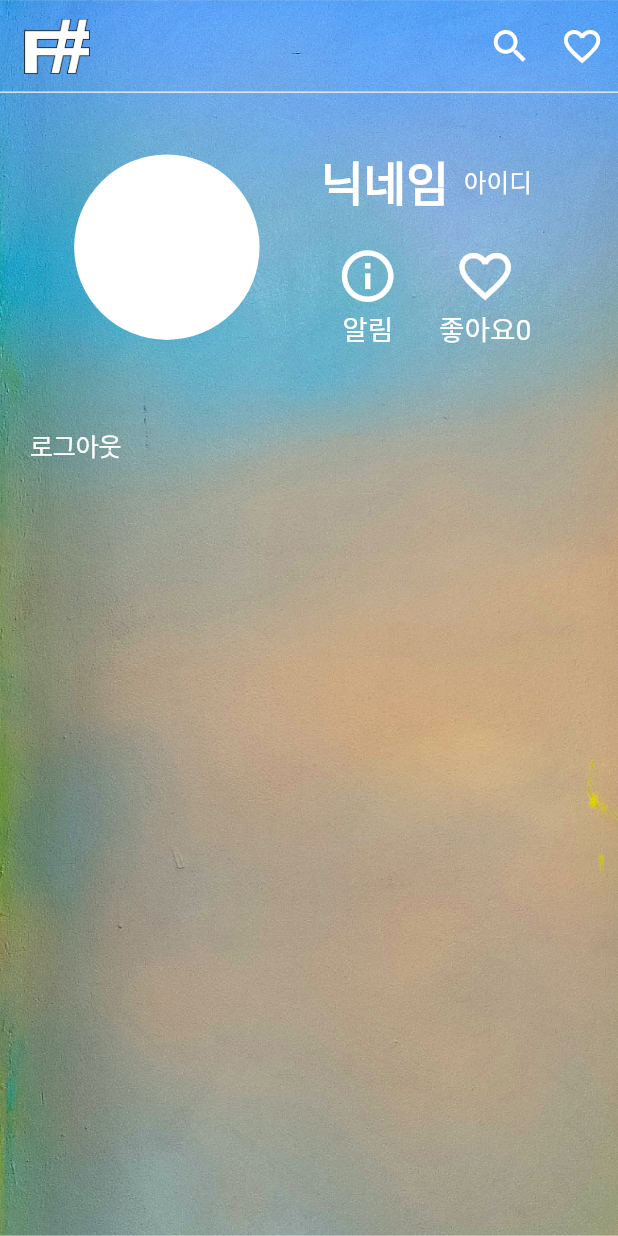
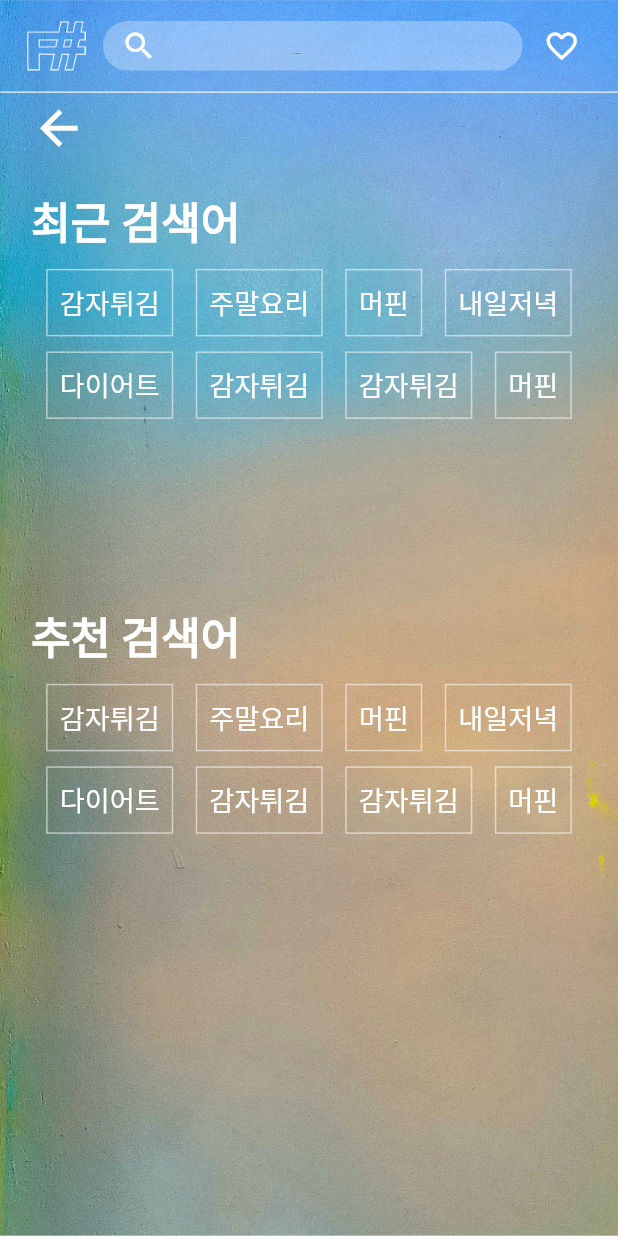
Before and after one commit to wjsghk9029/F-_Flutter_cj, a Flutter app: the MyPage widget shown alone on an empty page, opened directly, after a tap on the "search" icon, on a phone screen of 412 x 824 dp. Run offline on Flutter 3.47's test engine with Material 2 defaults, Android fonts, the light colour scheme and no system bars; our stand-ins replace double_back_to_close_app, flutter_secure_storage, flutter_spinkit, get, google_sign_in, video_player; missing offline and left inert: kopo; accounts and stored records are empty; network calls fail; Roboto replaces fonts that are missing (SourceHanSansKR).

Commit message:
검색페이지ui(done)

```diff
--- a/lib/page/login/controller/LoginPageService.dart
+++ b/lib/page/login/controller/LoginPageService.dart
@@ -1,6 +1,5 @@
 import 'package:flutter_secure_storage/flutter_secure_storage.dart';
 import 'package:get/get.dart';
-import 'package:oftable_flutter/page/login/page/loginpage.dart';
 import 'package:oftable_flutter/page/login/utillity/login_page_util.dart';
 
 class LoginPageService extends GetxService{
@@ -21,6 +20,8 @@ class LoginPageService extends GetxService{
       memberName(data.data.member_name);
       accessToken(data.data.access_token);
       refreshToken(data.data.refresh_token);
+      print('id = $id');
+      print('pw = $pw');
       print(accessToken);
       print(refreshToken);
     }catch(err){
@@ -43,7 +44,5 @@ class LoginPageService extends GetxService{
   Future<void> doLogout() async {
     await tokenStorage.delete(key: 'access_token');
     await tokenStorage.delete(key: 'refresh_token');
-    Get.reset();
-    Get.offAll(LoginPage());
   }
 }
--- /dev/null
+++ b/lib/page/main/controller/mypage_controller.dart
@@ -0,0 +1,42 @@
+import 'package:get/get.dart';
+import 'package:oftable_flutter/page/login/controller/LoginPageService.dart';
+import 'package:oftable_flutter/page/login/page/loginpage.dart';
+
+class MyPageListItem{
+  final String listText;
+  final void Function() onTap;
+  MyPageListItem(this.listText,{this.onTap});
+}
+
+class MyPageController extends GetxController{
+  LoginPageService _loginPageService = Get.put(LoginPageService());
+
+  RxList<MyPageListItem> shoppingItems = <MyPageListItem>[].obs;
+  RxList<MyPageListItem> accountItems = <MyPageListItem>[].obs;
+  RxList<MyPageListItem> serviceItems = <MyPageListItem>[].obs;
+
+
+  @override
+  void onInit() {
+     super.onInit();
+    shoppingItems.addAll([
+      MyPageListItem('마이 TIP', onTap:(){}),
+      MyPageListItem('마이 냉장고', onTap:(){}),
+    ]);
+    accountItems.addAll([
+      MyPageListItem('회원정보 수정', onTap:(){}),
+      MyPageListItem('알림 설정', onTap:(){}),
+      MyPageListItem('로그아웃', onTap:_logout),
+    ]);
+    serviceItems.addAll([
+      MyPageListItem('F# 고객센터', onTap:(){}),
+    ]);
+  }
+
+  void _logout(){
+    _loginPageService.doLogout();
+    Get.reset();
+    Get.offAll(LoginPage());
+  }
+
+}
--- /dev/null
+++ b/lib/page/main/controller/search_page_controller.dart
@@ -0,0 +1,21 @@
+import 'package:get/get.dart';
+
+class SearchPageController extends GetxController{
+  RxList<String> localItems = <String>[].obs;
+  RxList<String> recommendItems = <String>[].obs;
+
+  @override
+  void onInit() {
+    localItems.addAll([
+      '감자튀김', '주말요리', '머핀', '내일저녁', '다이어트', '감자튀김', '감자튀김', '머핀',
+    ]);
+    recommendItems.addAll([
+      '감자튀김', '주말요리', '머핀', '내일저녁', '다이어트', '감자튀김', '감자튀김', '머핀',
+    ]);
+    super.onInit();
+  }
+
+  void ResetLocalItems(){
+    localItems.clear();
+  }
+}
--- a/lib/page/main/main_page.dart
+++ b/lib/page/main/main_page.dart
@@ -17,6 +17,11 @@ class _MainPageState extends State<MainPage> {
   bool _isVisible = true;
   int _pageNum = 1;
   List<Widget> _pages = [];
+
+  void didChangeDependencies() {
+    super.didChangeDependencies();
+    precacheImage(AssetImage('assets/register_background.jpg'), context);
+  }
 
   @override
   void initState() {
--- a/lib/page/main/page/my_page.dart
+++ b/lib/page/main/page/my_page.dart
@@ -2,20 +2,20 @@ import 'package:flutter/cupertino.dart';
 import 'package:flutter/material.dart';
 import 'package:get/get.dart';
 import 'package:oftable_flutter/Util.dart';
-import 'package:oftable_flutter/page/login/controller/LoginPageService.dart';
+import 'package:oftable_flutter/page/main/controller/mypage_controller.dart';
 import 'package:oftable_flutter/page/main/page/widget/main_appbar.dart';
 import 'package:oftable_flutter/page/main/page/widget/page_background_Image.dart';
 
 class MyPage extends StatelessWidget {
   final ScrollController scrollController;
-  LoginPageService _loginPageService = Get.put(LoginPageService());
+  final MyPageController _myPageController = Get.put(MyPageController());
 
   MyPage({Key key, this.scrollController}) : super(key: key);
   @override
   Widget build(BuildContext context) {
     return Stack(
       children: [
-        PageBackGroundImage(url: 'assets/register_background.jpg'),
+       PageBackGroundImage(url: 'assets/register_background.jpg'),
         _buildBody(),
       ],
     );
@@ -23,12 +23,16 @@ class MyPage extends StatelessWidget {
 
   _buildBody() {
     return SingleChildScrollView(
+      controller: scrollController,
+      physics: ScrollPhysics(),
       child: Column(
         crossAxisAlignment: CrossAxisAlignment.start,
         children: [
           MainPageAppBar(),
           _buildUserInfo(),
-          CupertinoButton(child: Text('로그아웃',style: TextStyle(color: Colors.white),), onPressed: ()=>_loginPageService.doLogout())
+          _buildList('나의 쇼핑', _myPageController.shoppingItems),
+          _buildList('나의 계정설정', _myPageController.accountItems),
+          _buildList('서비스', _myPageController.serviceItems),
         ],
       ),
     );
@@ -143,4 +147,66 @@ class MyPage extends StatelessWidget {
       ),
     );
   }
+
+  Widget _buildList(String title, RxList<MyPageListItem> myPageListItems) {
+    return Obx(()=>
+        Container(
+      margin: EdgeInsets.symmetric(horizontal: Get.width * 0.05),
+      child: Column(
+        crossAxisAlignment: CrossAxisAlignment.start,
+        children: [
+          Container(
+            padding: EdgeInsets.only(bottom: 5),
+            width: Get.width,
+            decoration: BoxDecoration(
+              border: Border(
+                bottom: BorderSide(
+                  width: 1,
+                  color: Colors.white,
+                )
+              )
+            ),
+            child: Container(
+              margin: EdgeInsets.only(left: 10),
+              child: Text(
+                title,
+                style: TextStyle(
+                  color: Colors.white,
+                  fontFamily: FontsUtil.korean,
+                  fontWeight: FontWeight.w300,
+                  fontSize: Get.height * 0.02,
+                ),
+              ),
+            ),
+          ),
+          ListView.builder(
+            padding: EdgeInsets.zero,
+            shrinkWrap: true,
+            physics: NeverScrollableScrollPhysics(),
+            itemCount: myPageListItems.length,
+            itemBuilder: (ctx, idx) => _buildListItem(myPageListItems.elementAt(idx)),
+          ),
+        ],
+      ),
+    ));
+  }
+
+  Widget _buildListItem(MyPageListItem myPageListItem) {
+    return Material(
+      color: Colors.transparent,
+      child: ListTile(
+        onTap: myPageListItem.onTap,
+        title: Text(
+          myPageListItem.listText,
+          style: TextStyle(
+            color: Colors.white,
+            fontFamily: FontsUtil.korean,
+            fontSize: Get.height * 0.025,
+            fontWeight: FontWeight.w800
+          ),
+        ),
+
+      ),
+    );
+  }
 }
--- /dev/null
+++ b/lib/page/main/page/search_page.dart
@@ -0,0 +1,226 @@
+import 'package:flutter/cupertino.dart';
+import 'package:flutter/material.dart';
+import 'package:get/get.dart';
+import 'package:oftable_flutter/Util.dart';
+import 'package:oftable_flutter/page/main/controller/search_page_controller.dart';
+import 'package:oftable_flutter/page/main/page/widget/page_background_Image.dart';
+
+class SearchPage extends StatelessWidget {
+  TextEditingController searchInputController;
+  final SearchPageController _searchPageController = Get.put(SearchPageController());
+
+  @override
+  Widget build(BuildContext context) {
+    var statusBarHeight = MediaQuery.of(context).padding.top;
+    return Scaffold(
+      body: Stack(
+        children: [
+          PageBackGroundImage(url: 'assets/register_background.jpg',),
+          _buildBody(statusBarHeight),
+        ],
+      ),
+    );
+  }
+
+  SingleChildScrollView _buildBody(double statusBarHeight) {
+    return SingleChildScrollView(
+      child: Column(
+        children: [
+          _buildHeader(statusBarHeight),
+          _buildContent(),
+        ],
+      ),
+    );
+  }
+
+  _buildHeader(double statBar) {
+    return Column(
+      children: [
+        Padding(padding: EdgeInsets.only(top: statBar)),
+        Container(
+          height: Get.height * 0.075,
+          decoration: BoxDecoration(
+            border: Border(
+                bottom: BorderSide(
+                  color: Colors.white, width: 0.75
+              )
+            )
+          ),
+          child: Container(
+            margin: EdgeInsets.symmetric(horizontal: Get.width * 0.04),
+            child: Row(
+              mainAxisAlignment: MainAxisAlignment.center,
+              children: [
+                Flexible(
+                    fit: FlexFit.tight,
+                    child: Container(
+                      alignment: Alignment.center,
+                      child: Image.asset('assets/상단로고.png',
+                        fit: BoxFit.fitHeight,
+                        height: Get.height * 0.04,
+                        ),
+                    )
+                ),
+                Flexible(
+                    fit: FlexFit.tight,
+                    flex: 7,
+                    child: Container(
+                      margin: EdgeInsets.only(left: 10, right: 5),
+                      height: Get.height * 0.04,
+                      child: TextField(
+                        textAlignVertical: TextAlignVertical.center,
+                        style: TextStyle(
+                          fontFamily: FontsUtil.korean,
+                          color: Colors.white,
+                          fontSize: Get.width* 0.04,
+                        ),
+                        controller: searchInputController,
+                        decoration: InputDecoration(
+                          contentPadding: EdgeInsets.zero,
+                          prefixIcon: Icon(Icons.search_sharp, color: Colors.white,),
+                          enabledBorder: OutlineInputBorder(
+                              borderSide: BorderSide(style: BorderStyle.none),
+                              gapPadding: 0,
+                              borderRadius: BorderRadius.all(Radius.circular(100))
+                          ),
+                          filled: true,
+                          fillColor: Color.fromARGB(75, 255, 255, 255),
+                          hintStyle: TextStyle(
+                            fontFamily: FontsUtil.korean,
+                            color: Colors.white,
+                          ),
+                          border: OutlineInputBorder(
+                            borderSide: BorderSide(style: BorderStyle.none),
+                            gapPadding: 0,
+                            borderRadius: BorderRadius.all(Radius.circular(100)),
+                          ),
+                        ),
+                      ),
+                    )
+                ),
+                Flexible(
+                    fit: FlexFit.tight,
+                    child: Container(
+                      height: Get.height * 0.045,
+                      alignment: Alignment.center,
+                      child: Icon(
+                        Icons.favorite_border_sharp,
+                        color: Colors.white,
+                      ),
+                    )
+                )
+              ],
+            ),
+          ),
+        )
+      ],
+    );
+
+  }
+
+  _buildContent() {
+    return Container(
+      margin: EdgeInsets.symmetric(horizontal: Get.width * 0.05),
+      child: Column(
+        crossAxisAlignment: CrossAxisAlignment.start,
+        mainAxisAlignment: MainAxisAlignment.start,
+        children: [
+          IconButton(
+            alignment: Alignment.centerLeft,
+            padding: EdgeInsets.zero,
+              icon: Icon(Icons.arrow_back, color: Colors.white,),
+              onPressed: ()=>Get.back(),
+            iconSize: Get.height * 0.045,
+          ),
+          Padding(padding: EdgeInsets.all(Get.height*0.01)),
+          _localItems(),
+          Padding(padding: EdgeInsets.all(Get.height*0.075)),
+          _recommendItems()
+        ],
+      ),
+    );
+  }
+
+  _localItems() {
+    return Column(
+      children: [
+        Container(
+          alignment: Alignment.centerLeft,
+          child: Text(
+            '최근 검색어',
+            style: TextStyle(
+                color: Colors.white,
+                fontFamily: FontsUtil.korean,
+                fontWeight: FontWeight.w800,
+                fontSize: Get.height * 0.035
+            ),
+          ),
+        ),
+        Padding(padding: EdgeInsets.all(5)),
+        Obx(()=>
+            Wrap(
+          spacing: 15,
+            runSpacing: 10,
+            alignment: WrapAlignment.start,
+          children: _searchPageController.localItems.map((e) => _buildItem(e)).toList(),
+        ))
+      ],
+    );
+  }
+
+  Material _buildItem(String text) {
+    return Material(
+      color: Colors.transparent,
+      child: InkWell(
+        onTap: (){},
+        child: Container(
+          decoration: BoxDecoration(
+            color: Colors.transparent,
+            border: Border.all(color: Colors.white54),
+          ),
+          child: Container(
+            padding: EdgeInsets.all(8),
+            child: Text(
+              text,
+              style: TextStyle(
+                color: Colors.white,
+                fontFamily: FontsUtil.korean,
+                fontWeight: FontWeight.w500,
+                fontSize: Get.height * 0.022
+              ),
+            ),
+          ),
+        ),
+      ),
+    );
+  }
+
+  _recommendItems() {
+    return Column(
+      children: [
+        Container(
+          alignment: Alignment.centerLeft,
+          child: Text(
+            '추천 검색어',
+            style: TextStyle(
+                color: Colors.white,
+                fontFamily: FontsUtil.korean,
+                fontWeight: FontWeight.w800,
+                fontSize: Get.height * 0.035
+            ),
+          ),
+        ),
+        Padding(padding: EdgeInsets.all(5)),
+        Obx(()=>
+            Wrap(
+              spacing: 15,
+              runSpacing: 10,
+              alignment: WrapAlignment.start,
+              children: _searchPageController.recommendItems.map((e) => _buildItem(e)).toList(),
+            ))
+      ],
+    );
+  }
+
+
+}
--- a/lib/page/main/page/widget/main_appbar.dart
+++ b/lib/page/main/page/widget/main_appbar.dart
@@ -1,5 +1,6 @@
 import 'package:flutter/material.dart';
 import 'package:get/get.dart';
+import 'package:oftable_flutter/page/main/page/search_page.dart';
 
 class MainPageAppBar extends StatelessWidget {
   @override
@@ -22,7 +23,7 @@ Widget buildAppBar() {
     ),
     automaticallyImplyLeading: false,
     actions: [
-      IconButton(icon: Icon(Icons.search, color: Colors.white), iconSize: Get.height * 0.035, onPressed: (){}),
+      IconButton(icon: Icon(Icons.search, color: Colors.white), iconSize: Get.height * 0.035, onPressed: ()=>Get.to(SearchPage())),
       IconButton(icon: Icon(Icons.favorite_border, color: Colors.white,), iconSize: Get.height * 0.035, onPressed: (){}),
     ],
   );
--- a/pubspec.yaml
+++ b/pubspec.yaml
@@ -30,8 +30,6 @@ dependencies:
   cupertino_icons: ^1.0.2
   # 스플래시 페이지 플러그인
   flutter_native_splash: ^1.0.3
-  # 키보드 감지
-  keyboard_visibility: ^0.5.6
   # sns 가입 버튼
   sign_button: ^1.0.2
   # 종료 2번 딱딱
```
Also changed, not shown: pubspec.lock.
